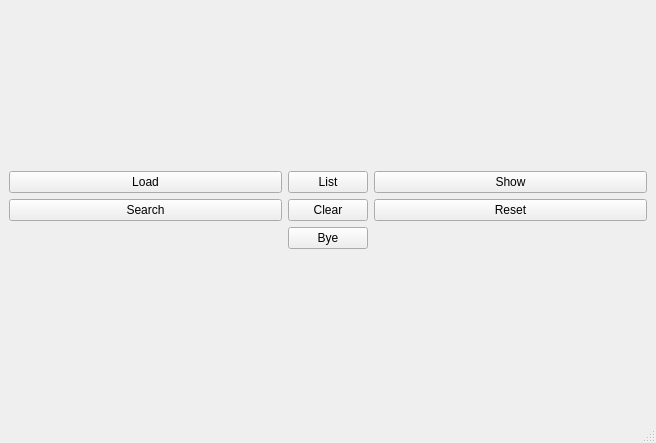
First picture: the form in V3/mainwindow.ui, repository maxislash/CPP-Library, before the edit.
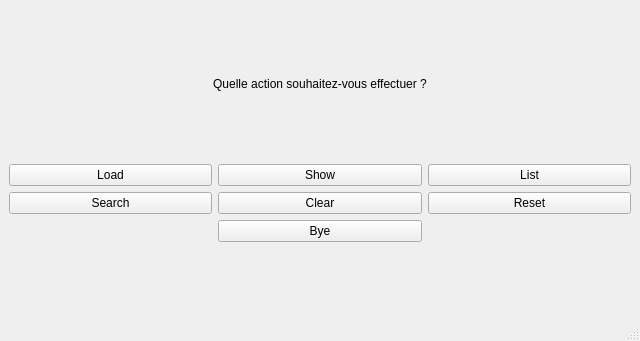
Second picture: the form after the edit.

```diff
--- a/V3/mainwindow.ui
+++ b/V3/mainwindow.ui
@@ -6,12 +6,12 @@
    <rect>
     <x>0</x>
     <y>0</y>
-    <width>656</width>
-    <height>443</height>
+    <width>640</width>
+    <height>341</height>
    </rect>
   </property>
   <property name="sizePolicy">
-   <sizepolicy hsizetype="Fixed" vsizetype="Fixed">
+   <sizepolicy hsizetype="Minimum" vsizetype="Minimum">
     <horstretch>0</horstretch>
     <verstretch>0</verstretch>
    </sizepolicy>
@@ -24,7 +24,7 @@
   </property>
   <widget class="QWidget" name="centralwidget">
    <property name="sizePolicy">
-    <sizepolicy hsizetype="Fixed" vsizetype="Fixed">
+    <sizepolicy hsizetype="Minimum" vsizetype="Minimum">
      <horstretch>0</horstretch>
      <verstretch>0</verstretch>
     </sizepolicy>
@@ -33,54 +33,74 @@
     <bool>false</bool>
    </property>
    <layout class="QVBoxLayout" name="verticalLayout">
+    <property name="sizeConstraint">
+     <enum>QLayout::SetMinimumSize</enum>
+    </property>
+    <item>
+     <spacer name="verticalSpacer_3">
+      <property name="orientation">
+       <enum>Qt::Vertical</enum>
+      </property>
+      <property name="sizeHint" stdset="0">
+       <size>
+        <width>20</width>
+        <height>40</height>
+       </size>
+      </property>
+     </spacer>
+    </item>
+    <item>
+     <widget class="QLabel" name="label">
+      <property name="text">
+       <string>Quelle action souhaitez-vous effectuer ?</string>
+      </property>
+      <property name="alignment">
+       <set>Qt::AlignCenter</set>
+      </property>
+     </widget>
+    </item>
+    <item>
+     <spacer name="verticalSpacer_2">
+      <property name="orientation">
+       <enum>Qt::Vertical</enum>
+      </property>
+      <property name="sizeHint" stdset="0">
+       <size>
+        <width>20</width>
+        <height>40</height>
+       </size>
+      </property>
+     </spacer>
+    </item>
     <item>
      <layout class="QGridLayout" name="gridLayout">
       <property name="sizeConstraint">
-       <enum>QLayout::SetFixedSize</enum>
+       <enum>QLayout::SetMinimumSize</enum>
       </property>
-      <property name="leftMargin">
-       <number>0</number>
-      </property>
-      <property name="horizontalSpacing">
-       <number>-1</number>
-      </property>
-      <item row="1" column="1">
-       <widget class="QPushButton" name="pushButton_6">
-        <property name="text">
-         <string>Clear</string>
-        </property>
-       </widget>
-      </item>
       <item row="1" column="2">
-       <widget class="QPushButton" name="pushButton_10">
+       <widget class="QPushButton" name="pushButton_6">
         <property name="text">
          <string>Reset</string>
         </property>
        </widget>
       </item>
-      <item row="0" column="0">
-       <widget class="QPushButton" name="pushButton">
-        <property name="sizePolicy">
-         <sizepolicy hsizetype="Minimum" vsizetype="Fixed">
-          <horstretch>0</horstretch>
-          <verstretch>0</verstretch>
-         </sizepolicy>
-        </property>
+      <item row="2" column="1">
+       <widget class="QPushButton" name="pushButton_7">
         <property name="text">
-         <string>Load</string>
+         <string>Bye</string>
         </property>
        </widget>
       </item>
-      <item row="0" column="1">
-       <widget class="QPushButton" name="pushButton_4">
-        <property name="text">
-         <string>List</string>
-        </property>
-       </widget>
-      </item>
-      <item row="1" column="0">
+      <item row="1" column="1">
        <widget class="QPushButton" name="pushButton_5">
         <property name="text">
+         <string>Clear</string>
+        </property>
+       </widget>
+      </item>
+      <item row="1" column="0">
+       <widget class="QPushButton" name="pushButton_4">
+        <property name="text">
          <string>Search</string>
         </property>
        </widget>
@@ -88,25 +108,42 @@
       <item row="0" column="2">
        <widget class="QPushButton" name="pushButton_3">
         <property name="text">
+         <string>List</string>
+        </property>
+       </widget>
+      </item>
+      <item row="0" column="1">
+       <widget class="QPushButton" name="pushButton_2">
+        <property name="text">
          <string>Show</string>
         </property>
        </widget>
       </item>
-      <item row="2" column="1">
-       <widget class="QPushButton" name="pushButton_9">
-        <property name="sizePolicy">
-         <sizepolicy hsizetype="Fixed" vsizetype="Fixed">
-          <horstretch>0</horstretch>
-          <verstretch>0</verstretch>
-         </sizepolicy>
-        </property>
+      <item row="0" column="0">
+       <widget class="QPushButton" name="pushButton">
         <property name="text">
-         <string>Bye</string>
+         <string>Load</string>
         </property>
        </widget>
       </item>
      </layout>
     </item>
+    <item>
+     <spacer name="verticalSpacer">
+      <property name="orientation">
+       <enum>Qt::Vertical</enum>
+      </property>
+      <property name="sizeType">
+       <enum>QSizePolicy::MinimumExpanding</enum>
+      </property>
+      <property name="sizeHint" stdset="0">
+       <size>
+        <width>20</width>
+        <height>40</height>
+       </size>
+      </property>
+     </spacer>
+    </item>
    </layout>
   </widget>
   <widget class="QMenuBar" name="menubar">
```
Left out of the diff: 2 changed lines with no effect on the pictures.
